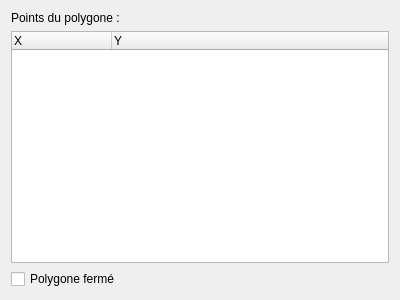
Old version of the form sources/editor/ui/polygoneditor.ui in the repository qelectrotech/qelectrotech-source-mirror.
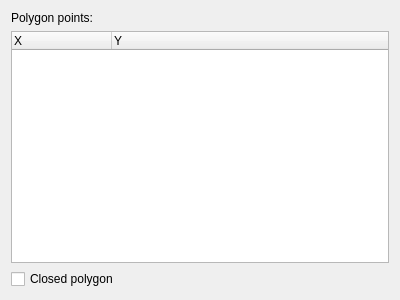
New version of the form. Icons and pictures are not drawn.

The edit to the form file:
```diff
--- a/sources/editor/ui/polygoneditor.ui
+++ b/sources/editor/ui/polygoneditor.ui
@@ -17,7 +17,7 @@
    <item>
     <widget class="QLabel" name="label">
      <property name="text">
-      <string>Points du polygone :</string>
+      <string>Polygon points:</string>
      </property>
     </widget>
    </item>
@@ -41,7 +41,7 @@
    <item>
     <widget class="QCheckBox" name="m_close_polygon_cb">
      <property name="text">
-      <string>Polygone fermé</string>
+      <string>Closed polygon</string>
      </property>
     </widget>
    </item>
```
Left out of the diff: 4 changed lines with no effect on the pictures.
